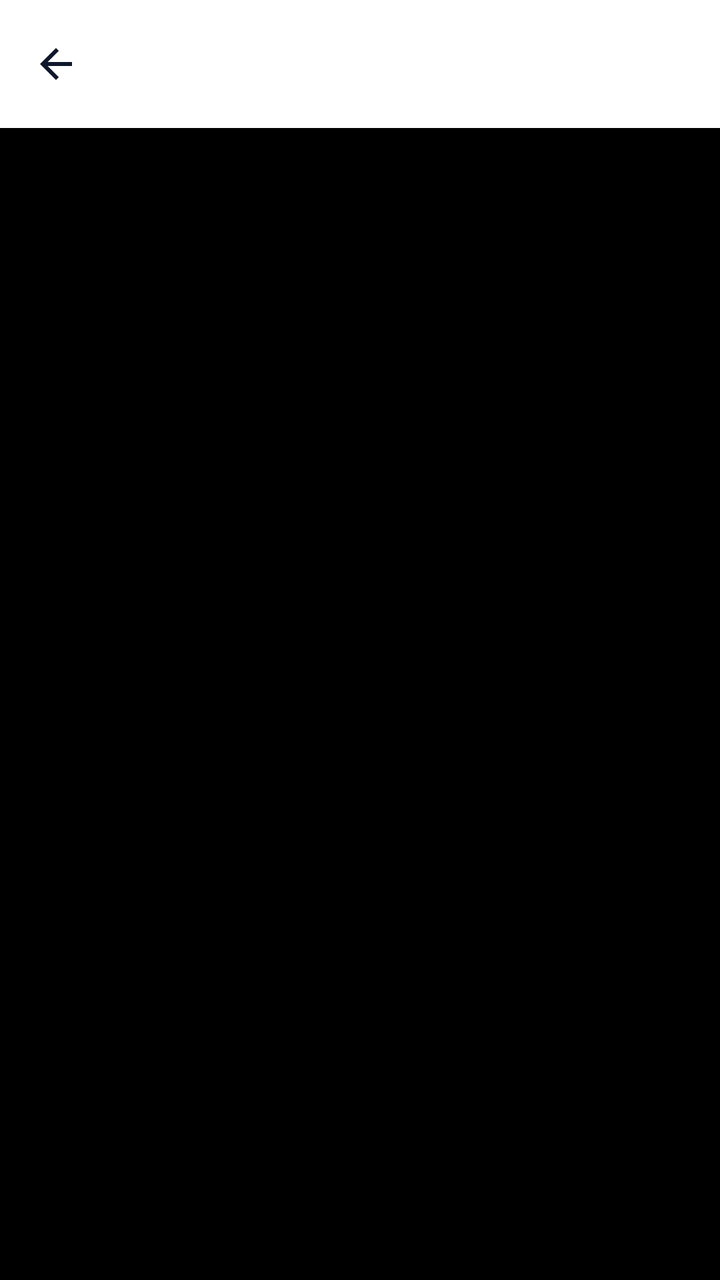
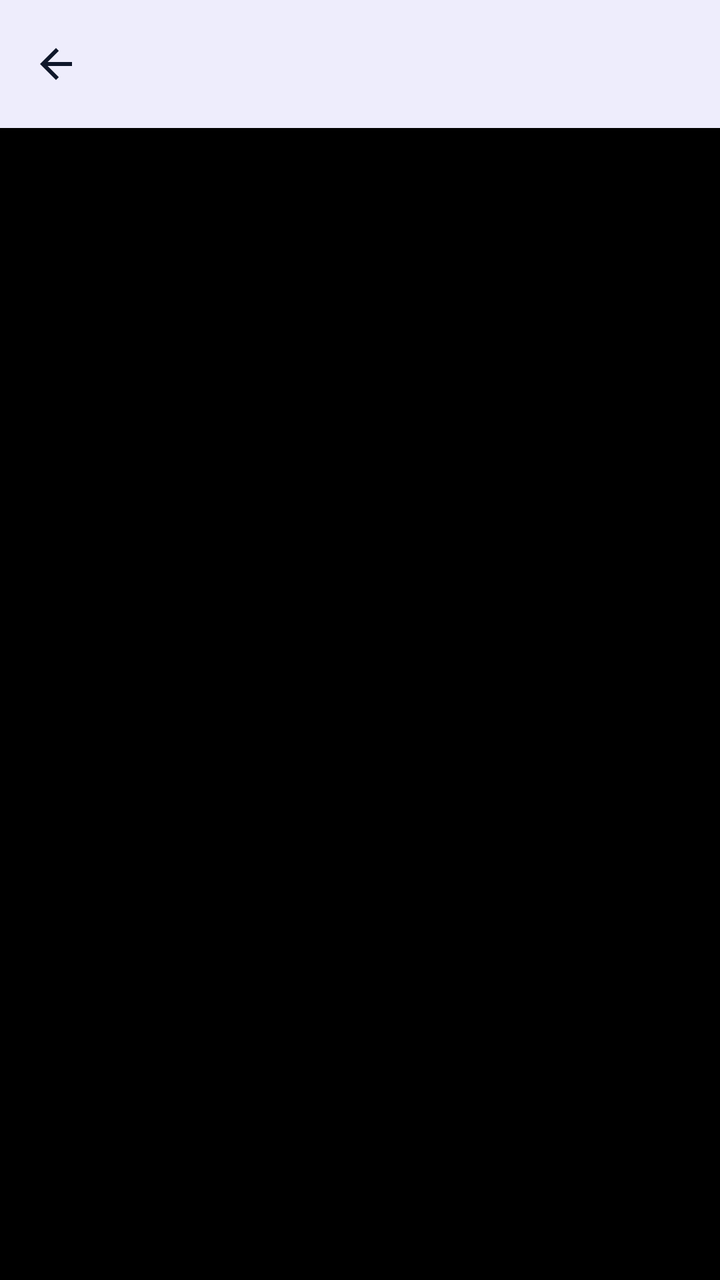

Compare the two renders of this Android layout. The source of the first and the diff that turns it into the second are given below.
<!-- AndroidManifest.xml: application theme Theme.NexaChat -->
<!-- res/layout/fragment_media_viewer.xml -->
<?xml version="1.0" encoding="utf-8"?>
<FrameLayout xmlns:android="http://schemas.android.com/apk/res/android"
    xmlns:app="http://schemas.android.com/apk/res-auto"
    android:layout_width="match_parent"
    android:layout_height="match_parent"
    android:background="@android:color/black">

    <FrameLayout
        android:id="@+id/mediaContent"
        android:layout_width="match_parent"
        android:layout_height="match_parent"
        android:layout_marginTop="?attr/actionBarSize">

        <ImageView
            android:id="@+id/mediaImage"
            android:layout_width="match_parent"
            android:layout_height="match_parent"
            android:contentDescription="@string/cd_open_attachment"
            android:scaleType="fitCenter"
            android:visibility="gone" />

        <androidx.media3.ui.PlayerView
            android:id="@+id/mediaPlayer"
            android:layout_width="match_parent"
            android:layout_height="match_parent"
            android:visibility="gone"
            app:show_buffering="when_playing"
            app:use_controller="true" />

        <FrameLayout
            android:id="@+id/mediaLoadingHost"
            android:layout_width="match_parent"
            android:layout_height="match_parent"
            android:visibility="gone" />

        <FrameLayout
            android:id="@+id/mediaErrorHost"
            android:layout_width="match_parent"
            android:layout_height="match_parent"
            android:visibility="gone" />
    </FrameLayout>

    <com.google.android.material.appbar.MaterialToolbar
        android:id="@+id/viewerToolbar"
        android:layout_width="match_parent"
        android:layout_height="?attr/actionBarSize"
        android:background="?attr/colorSurface"
        app:navigationContentDescription="@string/cd_back"
        app:navigationIcon="@drawable/ic_arrow_back"
        app:navigationIconTint="?attr/colorOnSurface"
        app:titleTextColor="?attr/colorOnSurface" />
</FrameLayout>
<!-- resources referenced by this layout -->
<resources>
  <string name="cd_back">Back</string>
  <string name="cd_open_attachment">Open attachment</string>
  <style name="Theme.NexaChat" parent="Theme.NexaChat.Views" />
  <color name="colorPrimary">@color/brand_indigo</color>
  <color name="colorOnPrimary">#FFFFFFFF</color>
  <color name="colorPrimaryContainer">@color/brand_indigo_container</color>
  <color name="colorOnPrimaryContainer">@color/brand_on_indigo_container</color>
  <color name="colorSecondary">@color/slate_secondary</color>
  <color name="colorOnSecondary">#FFFFFFFF</color>
  <color name="colorSecondaryContainer">@color/slate_secondary_container</color>
  <color name="colorOnSecondaryContainer">@color/slate_on_secondary_container</color>
  <color name="colorTertiary">@color/tertiary_sky</color>
  <color name="colorOnTertiary">#FFFFFFFF</color>
  <color name="colorTertiaryContainer">@color/tertiary_sky_container</color>
  <color name="colorOnTertiaryContainer">@color/tertiary_on_sky_container</color>
  <color name="colorError">@color/error_red</color>
  <color name="colorOnError">#FFFFFFFF</color>
  <color name="colorErrorContainer">@color/error_container_light</color>
  <color name="colorOnErrorContainer">@color/on_error_container_light</color>
  <color name="colorBackground">@color/background_light</color>
  <color name="colorOnBackground">@color/text_primary_light</color>
  <color name="colorSurface">@color/surface_light</color>
  <color name="colorOnSurface">@color/text_primary_light</color>
  <color name="colorSurfaceVariant">@color/surface_variant_light</color>
  <color name="surface_container_low_light">#FFFFFFFF</color>
  <color name="surface_container_light">#FFF1F5F9</color>
  <color name="surface_container_high_light">#FFE8EEF5</color>
  <color name="colorOnSurfaceVariant">@color/text_secondary_light</color>
  <color name="colorOutline">@color/slate_border</color>
  <color name="colorOutlineVariant">@color/slate_divider</color>
  <style name="TextAppearance.NexaChat.TitleLarge" parent="TextAppearance.Material3.TitleLarge" />
  <style name="TextAppearance.NexaChat.TitleSmall" parent="TextAppearance.Material3.TitleSmall" />
  <style name="TextAppearance.NexaChat.BodyLarge" parent="TextAppearance.Material3.BodyLarge" />
  <style name="TextAppearance.NexaChat.BodyMedium" parent="TextAppearance.Material3.BodyMedium" />
  <style name="TextAppearance.NexaChat.BodySmall" parent="TextAppearance.Material3.BodySmall" />
  <style name="TextAppearance.NexaChat.LabelLarge" parent="TextAppearance.Material3.LabelLarge" />
  <style name="TextAppearance.NexaChat.LabelMedium" parent="TextAppearance.Material3.LabelMedium" />
  <style name="TextAppearance.NexaChat.LabelSmall" parent="TextAppearance.Material3.LabelSmall" />
  <color name="brand_indigo">#FF4F46E5</color>
  <color name="brand_indigo_container">#FFE0E7FF</color>
  <color name="brand_on_indigo_container">#FF1E1B4B</color>
  <color name="slate_secondary">#FF505F76</color>
  <color name="slate_secondary_container">#FFD0E1FB</color>
  <color name="slate_on_secondary_container">#FF1D283A</color>
  <color name="tertiary_sky">#FF0EA5E9</color>
  <color name="tertiary_sky_container">#FFBAE6FD</color>
  <color name="tertiary_on_sky_container">#FF0369A1</color>
  <color name="error_red">#FFBA1A1A</color>
  <color name="error_container_light">#FFFFDAD6</color>
  <color name="on_error_container_light">#FF93000A</color>
  <color name="background_light">#FFF4F6FB</color>
  <color name="text_primary_light">#FF0F172A</color>
  <color name="surface_light">#FFFFFFFF</color>
  <color name="surface_variant_light">#FFE8EEF5</color>
  <color name="text_secondary_light">#FF64748B</color>
  <color name="slate_border">#FFCBD5E1</color>
  <color name="slate_divider">#FFE2E8F0</color>
  <dimen name="min_touch_target">48dp</dimen>
  <dimen name="corner_sm">8dp</dimen>
  <dimen name="corner_md">12dp</dimen>
  <dimen name="corner_lg">16dp</dimen>
  <!-- unchanged entries left out for length: 10 -->
</resources>

<!-- the commit's change to res/layout/fragment_media_viewer.xml (unified diff, before → after) -->
@@ -45,8 +45,10 @@
         android:layout_width="match_parent"
         android:layout_height="?attr/actionBarSize"
         android:background="?attr/colorSurface"
+        android:elevation="4dp"
         app:navigationContentDescription="@string/cd_back"
         app:navigationIcon="@drawable/ic_arrow_back"
         app:navigationIconTint="?attr/colorOnSurface"
+        app:titleTextAppearance="?attr/textAppearanceTitleMedium"
         app:titleTextColor="?attr/colorOnSurface" />
 </FrameLayout>
